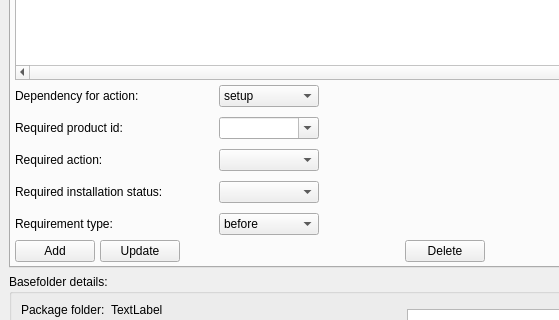
Old version of the form oPB/ui/mainwindow.ui in the repository pandel/opsiPackageBuilder; both pictures show x 0 to 559 and y 204 to 524 of the 745 by 650 pixel window.
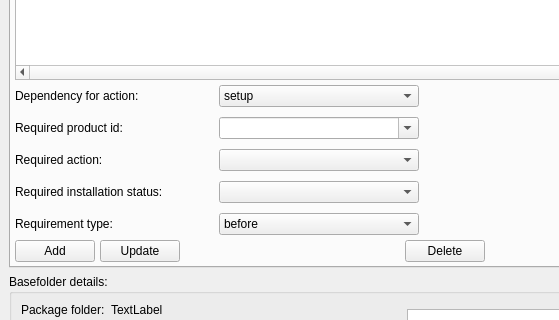
New version of the form. The open tabs and pages were chosen to show the change. Icons and pictures are not drawn.

Patch:
```diff
--- a/oPB/ui/mainwindow.ui
+++ b/oPB/ui/mainwindow.ui
@@ -1121,7 +1121,7 @@
            <widget class="QComboBox" name="cmbDepAction">
             <property name="minimumSize">
              <size>
-              <width>100</width>
+              <width>200</width>
               <height>0</height>
              </size>
             </property>
@@ -1291,7 +1291,7 @@
             </property>
             <property name="sizeHint" stdset="0">
              <size>
-              <width>40</width>
+              <width>20</width>
               <height>20</height>
              </size>
             </property>
```
Left out of the diff: 2 changed lines with no effect on the pictures.
